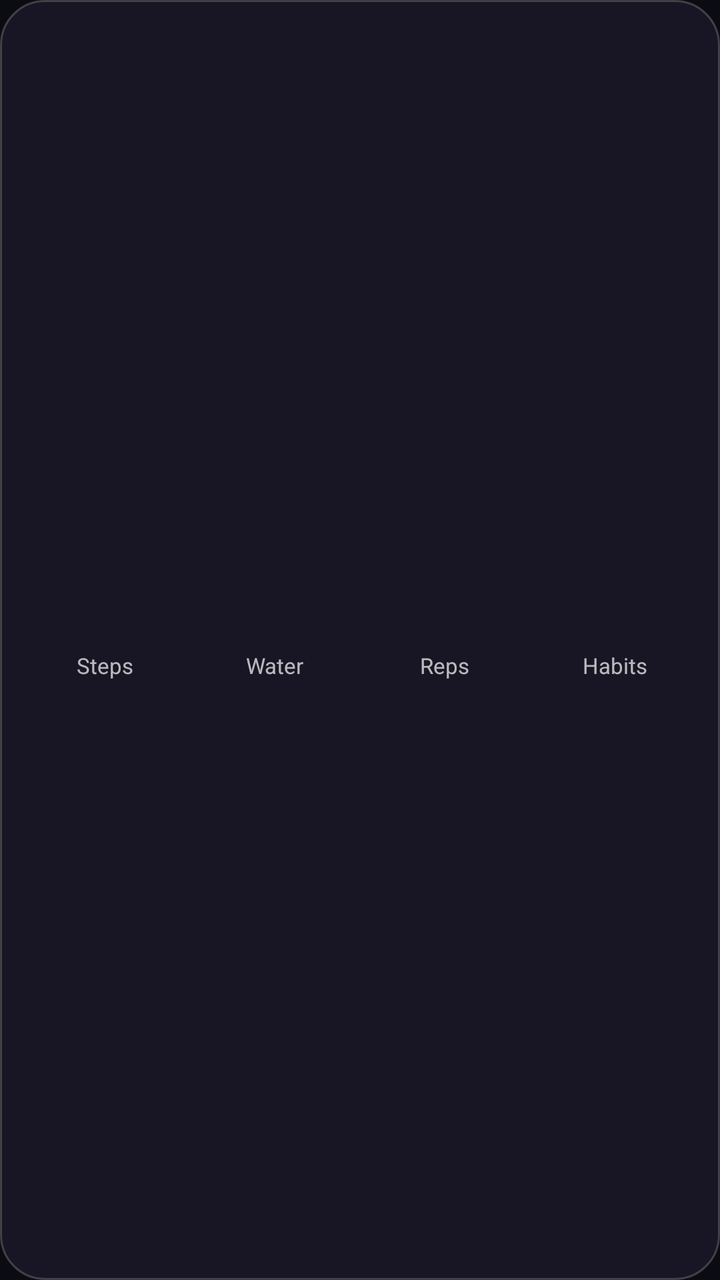
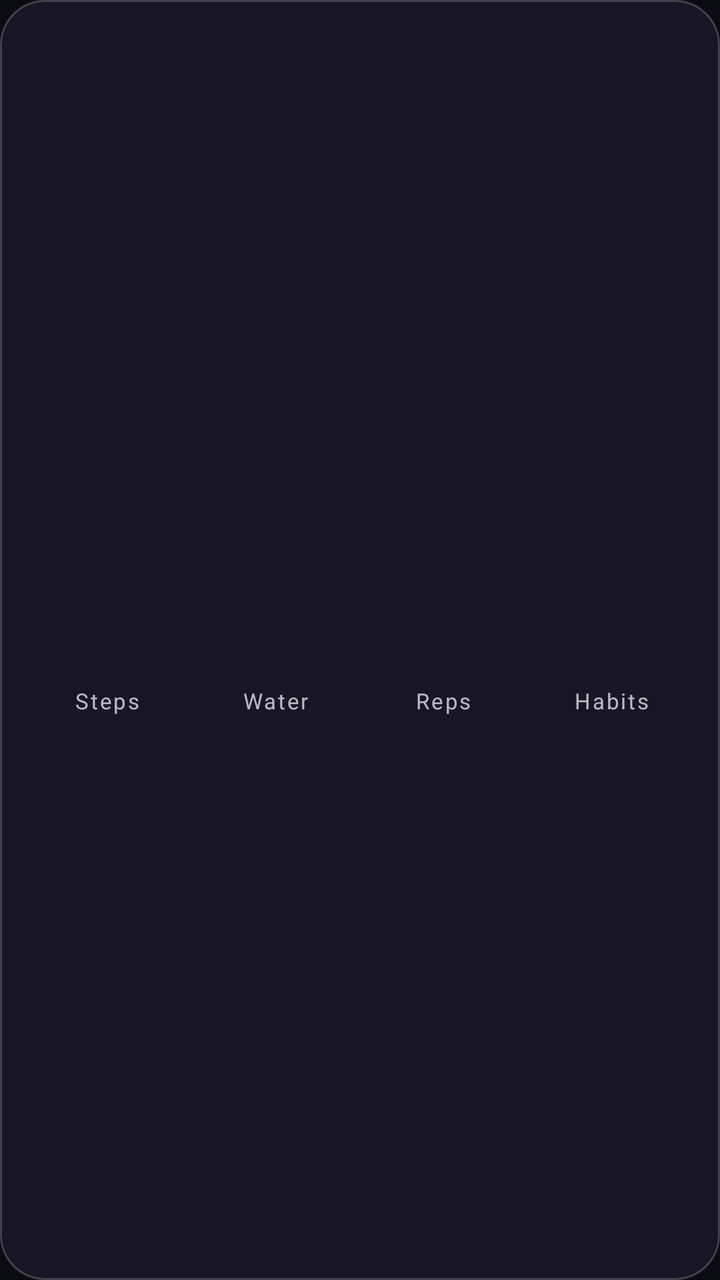

An Android layout rendered at two revisions. The XML below is the earlier revision; the diff shows what the commit changed to produce the second picture.
<!-- AndroidManifest.xml: application theme Theme.MyView -->
<!-- res/layout/widget_summary.xml -->
<?xml version="1.0" encoding="utf-8"?>
<LinearLayout xmlns:android="http://schemas.android.com/apk/res/android"
    android:id="@+id/w_root"
    android:layout_width="match_parent"
    android:layout_height="match_parent"
    android:background="@drawable/widget_bg"
    android:gravity="center_vertical"
    android:orientation="horizontal"
    android:padding="10dp">

    <LinearLayout
        android:id="@+id/s_box_steps"
        android:layout_width="0dp"
        android:layout_height="wrap_content"
        android:layout_weight="1"
        android:gravity="center"
        android:orientation="vertical">

        <TextView
            android:id="@+id/s_val_steps"
            android:layout_width="wrap_content"
            android:layout_height="wrap_content"
            android:ellipsize="end"
            android:maxLines="1"
            android:textColor="#FFFFFFFF"
            android:textSize="19sp"
            android:textStyle="bold" />

        <TextView
            android:layout_width="wrap_content"
            android:layout_height="wrap_content"
            android:text="Steps"
            android:textColor="#B3FFFFFF"
            android:textSize="11sp" />
    </LinearLayout>

    <LinearLayout
        android:id="@+id/s_box_water"
        android:layout_width="0dp"
        android:layout_height="wrap_content"
        android:layout_weight="1"
        android:gravity="center"
        android:orientation="vertical">

        <TextView
            android:id="@+id/s_val_water"
            android:layout_width="wrap_content"
            android:layout_height="wrap_content"
            android:ellipsize="end"
            android:maxLines="1"
            android:textColor="#FFFFFFFF"
            android:textSize="19sp"
            android:textStyle="bold" />

        <TextView
            android:layout_width="wrap_content"
            android:layout_height="wrap_content"
            android:text="Water"
            android:textColor="#B3FFFFFF"
            android:textSize="11sp" />
    </LinearLayout>

    <LinearLayout
        android:id="@+id/s_box_reps"
        android:layout_width="0dp"
        android:layout_height="wrap_content"
        android:layout_weight="1"
        android:gravity="center"
        android:orientation="vertical">

        <TextView
            android:id="@+id/s_val_reps"
            android:layout_width="wrap_content"
            android:layout_height="wrap_content"
            android:ellipsize="end"
            android:maxLines="1"
            android:textColor="#FFFFFFFF"
            android:textSize="19sp"
            android:textStyle="bold" />

        <TextView
            android:layout_width="wrap_content"
            android:layout_height="wrap_content"
            android:text="Reps"
            android:textColor="#B3FFFFFF"
            android:textSize="11sp" />
    </LinearLayout>

    <LinearLayout
        android:id="@+id/s_box_habits"
        android:layout_width="0dp"
        android:layout_height="wrap_content"
        android:layout_weight="1"
        android:gravity="center"
        android:orientation="vertical">

        <TextView
            android:id="@+id/s_val_habits"
            android:layout_width="wrap_content"
            android:layout_height="wrap_content"
            android:ellipsize="end"
            android:maxLines="1"
            android:textColor="#FFFFFFFF"
            android:textSize="19sp"
            android:textStyle="bold" />

        <TextView
            android:layout_width="wrap_content"
            android:layout_height="wrap_content"
            android:text="Habits"
            android:textColor="#B3FFFFFF"
            android:textSize="11sp" />
    </LinearLayout>
</LinearLayout>
<!-- resources referenced by this layout -->
<resources>
  <!-- drawable widget_bg (drawable) -->
  <?xml version="1.0" encoding="utf-8"?>
  <shape xmlns:android="http://schemas.android.com/apk/res/android" android:shape="rectangle">
      <solid android:color="#E61A1826" />
      <corners android:radius="22dp" />
      <stroke android:width="1dp" android:color="#33FFFFFF" />
  </shape>
  <style name="Theme.MyView" parent="android:Theme.Material.NoActionBar">
          <item name="android:windowBackground">@color/mv_background</item>
          <item name="android:statusBarColor">@android:color/transparent</item>
          <item name="android:navigationBarColor">@android:color/transparent</item>
      </style>
  <color name="mv_background">#FF0B0B12</color>
</resources>

<!-- the commit's change to res/layout/widget_summary.xml (unified diff, before → after) -->
@@ -6,7 +6,7 @@
     android:background="@drawable/widget_bg"
     android:gravity="center_vertical"
     android:orientation="horizontal"
-    android:padding="10dp">
+    android:padding="12dp">
 
     <LinearLayout
         android:id="@+id/s_box_steps"
@@ -16,19 +16,34 @@
         android:gravity="center"
         android:orientation="vertical">
 
-        <TextView
-            android:id="@+id/s_val_steps"
-            android:layout_width="wrap_content"
-            android:layout_height="wrap_content"
-            android:ellipsize="end"
-            android:maxLines="1"
-            android:textColor="#FFFFFFFF"
-            android:textSize="19sp"
-            android:textStyle="bold" />
+        <FrameLayout
+            android:layout_width="58dp"
+            android:layout_height="58dp">
+
+            <ImageView
+                android:id="@+id/s_ring_steps"
+                android:layout_width="match_parent"
+                android:layout_height="match_parent"
+                android:contentDescription="Steps progress"
+                android:scaleType="fitCenter" />
+
+            <TextView
+                android:id="@+id/s_val_steps"
+                android:layout_width="match_parent"
+                android:layout_height="match_parent"
+                android:ellipsize="end"
+                android:gravity="center"
+                android:maxLines="1"
+                android:textColor="#FFFFFFFF"
+                android:textSize="12sp"
+                android:textStyle="bold" />
+        </FrameLayout>
 
         <TextView
             android:layout_width="wrap_content"
             android:layout_height="wrap_content"
+            android:layout_marginTop="3dp"
+            android:letterSpacing="0.08"
             android:text="Steps"
             android:textColor="#B3FFFFFF"
             android:textSize="11sp" />
@@ -42,19 +57,34 @@
         android:gravity="center"
         android:orientation="vertical">
 
-        <TextView
-            android:id="@+id/s_val_water"
-            android:layout_width="wrap_content"
-            android:layout_height="wrap_content"
-            android:ellipsize="end"
-            android:maxLines="1"
-            android:textColor="#FFFFFFFF"
-            android:textSize="19sp"
-            android:textStyle="bold" />
+        <FrameLayout
+            android:layout_width="58dp"
+            android:layout_height="58dp">
+
+            <ImageView
+                android:id="@+id/s_ring_water"
+                android:layout_width="match_parent"
+                android:layout_height="match_parent"
+                android:contentDescription="Water progress"
+                android:scaleType="fitCenter" />
+
+            <TextView
+                android:id="@+id/s_val_water"
+                android:layout_width="match_parent"
+                android:layout_height="match_parent"
+                android:ellipsize="end"
+                android:gravity="center"
+                android:maxLines="1"
+                android:textColor="#FFFFFFFF"
+                android:textSize="12sp"
+                android:textStyle="bold" />
+        </FrameLayout>
 
         <TextView
             android:layout_width="wrap_content"
             android:layout_height="wrap_content"
+            android:layout_marginTop="3dp"
+            android:letterSpacing="0.08"
             android:text="Water"
             android:textColor="#B3FFFFFF"
             android:textSize="11sp" />
@@ -68,19 +98,34 @@
         android:gravity="center"
         android:orientation="vertical">
 
-        <TextView
-            android:id="@+id/s_val_reps"
-            android:layout_width="wrap_content"
-            android:layout_height="wrap_content"
-            android:ellipsize="end"
-            android:maxLines="1"
-            android:textColor="#FFFFFFFF"
-            android:textSize="19sp"
-            android:textStyle="bold" />
+        <FrameLayout
+            android:layout_width="58dp"
+            android:layout_height="58dp">
+
+            <ImageView
+                android:id="@+id/s_ring_reps"
+                android:layout_width="match_parent"
+                android:layout_height="match_parent"
+                android:contentDescription="Reps progress"
+                android:scaleType="fitCenter" />
+
+            <TextView
+                android:id="@+id/s_val_reps"
+                android:layout_width="match_parent"
+                android:layout_height="match_parent"
+                android:ellipsize="end"
+                android:gravity="center"
+                android:maxLines="1"
+                android:textColor="#FFFFFFFF"
+                android:textSize="12sp"
+                android:textStyle="bold" />
+        </FrameLayout>
 
         <TextView
             android:layout_width="wrap_content"
             android:layout_height="wrap_content"
+            android:layout_marginTop="3dp"
+            android:letterSpacing="0.08"
             android:text="Reps"
             android:textColor="#B3FFFFFF"
             android:textSize="11sp" />
@@ -94,19 +139,34 @@
         android:gravity="center"
         android:orientation="vertical">
 
-        <TextView
-            android:id="@+id/s_val_habits"
-            android:layout_width="wrap_content"
-            android:layout_height="wrap_content"
-            android:ellipsize="end"
-            android:maxLines="1"
-            android:textColor="#FFFFFFFF"
-            android:textSize="19sp"
-            android:textStyle="bold" />
+        <FrameLayout
+            android:layout_width="58dp"
+            android:layout_height="58dp">
+
+            <ImageView
+                android:id="@+id/s_ring_habits"
+                android:layout_width="match_parent"
+                android:layout_height="match_parent"
+                android:contentDescription="Habits progress"
+                android:scaleType="fitCenter" />
+
+            <TextView
+                android:id="@+id/s_val_habits"
+                android:layout_width="match_parent"
+                android:layout_height="match_parent"
+                android:ellipsize="end"
+                android:gravity="center"
+                android:maxLines="1"
+                android:textColor="#FFFFFFFF"
+                android:textSize="12sp"
+                android:textStyle="bold" />
+        </FrameLayout>
 
         <TextView
             android:layout_width="wrap_content"
             android:layout_height="wrap_content"
+            android:layout_marginTop="3dp"
+            android:letterSpacing="0.08"
             android:text="Habits"
             android:textColor="#B3FFFFFF"
             android:textSize="11sp" />
